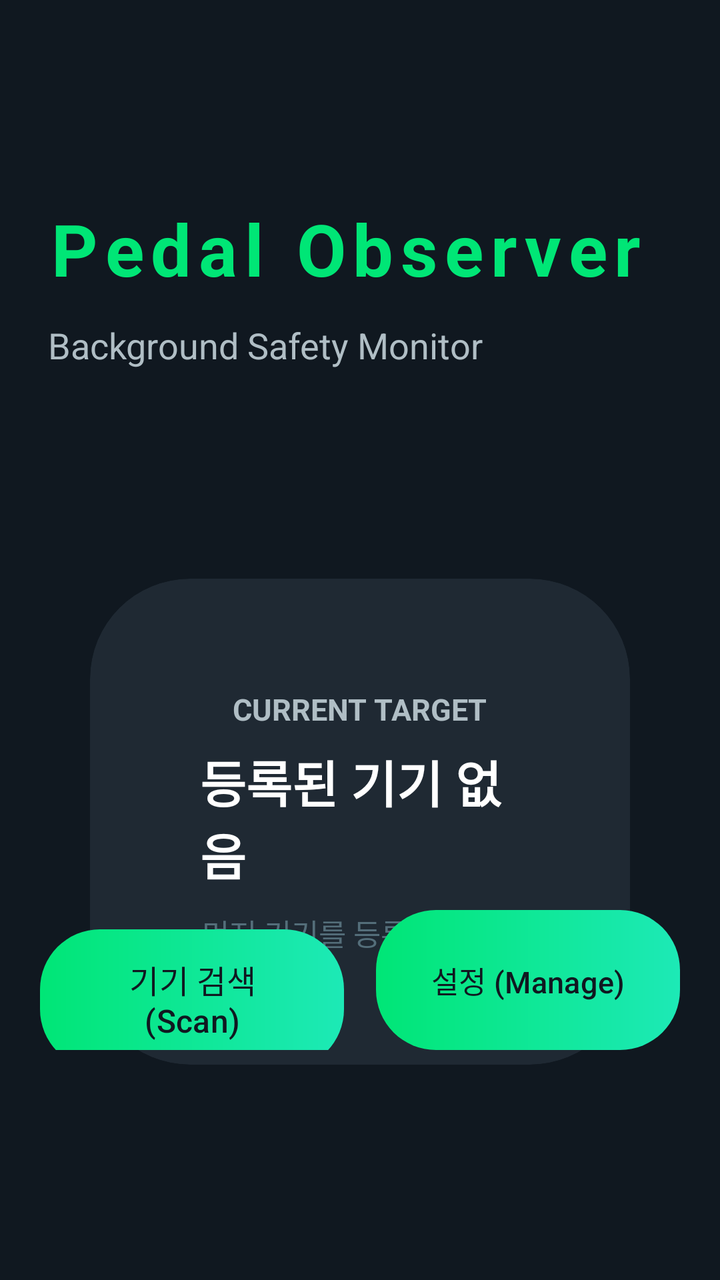
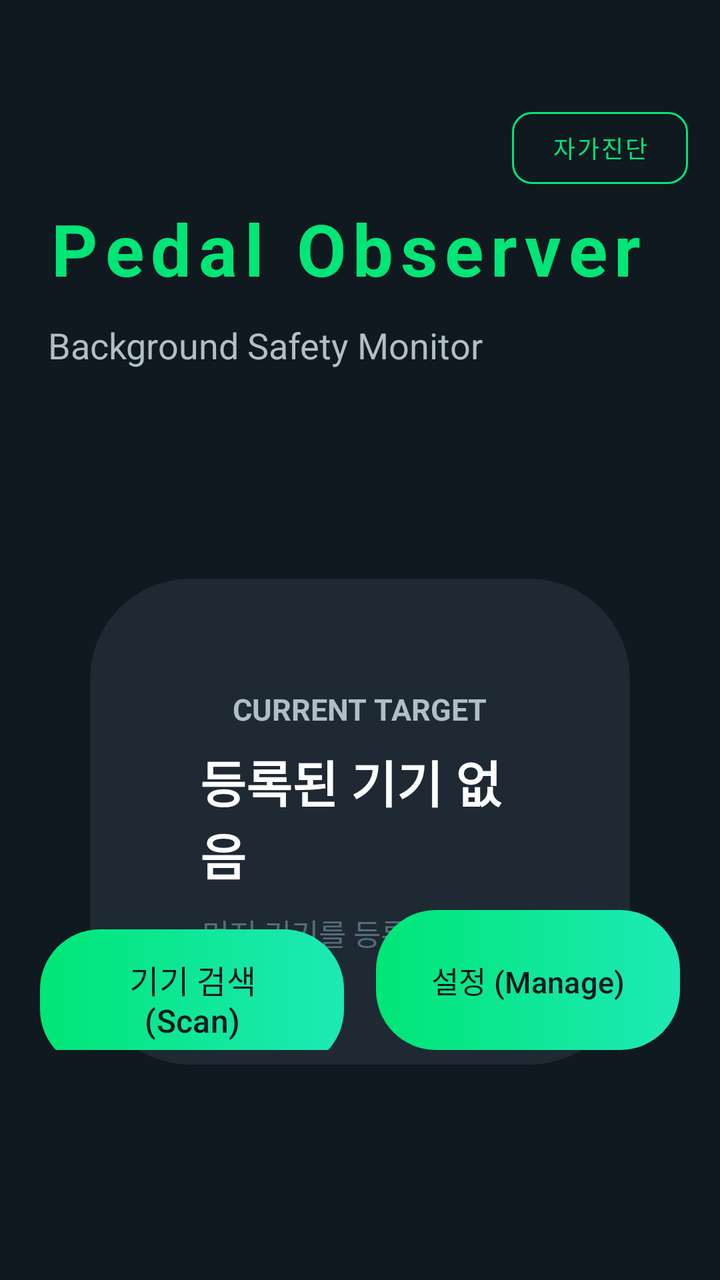

Before-and-after screenshots of an Android layout around one commit, followed by the original layout XML and the change that was made.
<!-- AndroidManifest.xml: application theme Theme.AGproject -->
<!-- res/layout/activity_main.xml -->
<?xml version="1.0" encoding="utf-8"?>
<androidx.constraintlayout.widget.ConstraintLayout
    xmlns:android="http://schemas.android.com/apk/res/android"
    xmlns:app="http://schemas.android.com/apk/res-auto"
    android:layout_width="match_parent"
    android:layout_height="match_parent"
    android:background="@color/bg_dark">

    <ImageView
        android:id="@+id/ivBackground"
        android:layout_width="match_parent"
        android:layout_height="match_parent"
        android:scaleType="centerCrop"
        android:contentDescription="Background Image"
        app:layout_constraintTop_toTopOf="parent"
        app:layout_constraintBottom_toBottomOf="parent"
        app:layout_constraintStart_toStartOf="parent"
        app:layout_constraintEnd_toEndOf="parent" />

    <View
        android:layout_width="match_parent"
        android:layout_height="match_parent"
        android:background="@color/bg_dark" />

    <TextView
        android:id="@+id/tvAppTitle"
        android:layout_width="wrap_content"
        android:layout_height="wrap_content"
        android:layout_marginTop="100dp"
        android:layout_marginStart="24dp"
        android:text="@string/app_title"
        android:textColor="@color/accent_blue"
        android:textSize="36sp"
        android:textStyle="bold"
        android:letterSpacing="0.1"
        app:layout_constraintTop_toTopOf="parent"
        app:layout_constraintStart_toStartOf="parent" />

    <TextView
        android:layout_width="wrap_content"
        android:layout_height="wrap_content"
        android:layout_marginTop="12dp"
        android:layout_marginStart="24dp"
        android:text="@string/app_subtitle"
        android:textColor="@color/text_gray"
        android:textSize="18sp"
        app:layout_constraintTop_toBottomOf="@id/tvAppTitle"
        app:layout_constraintStart_toStartOf="parent" />

    <com.google.android.material.card.MaterialCardView
        android:id="@+id/cardCurrentTarget"
        android:layout_width="match_parent"
        android:layout_height="wrap_content"
        android:layout_marginTop="105dp"
        android:layout_marginHorizontal="45dp"
        app:cardBackgroundColor="@color/bg_card"
        app:cardCornerRadius="@dimen/card_corner_radius"
        app:cardElevation="0dp"
        app:strokeWidth="0dp"
        app:strokeColor="@color/accent_blue"
        app:layout_constraintTop_toBottomOf="@id/tvAppTitle"
        app:layout_constraintBottom_toBottomOf="parent"
        app:layout_constraintVertical_bias="0.25">

        <LinearLayout
            android:layout_width="match_parent"
            android:layout_height="wrap_content"
            android:orientation="vertical"
            android:padding="55dp"
            android:gravity="center">

            <TextView
                android:layout_width="wrap_content"
                android:layout_height="wrap_content"
                android:text="@string/label_current_target"
                android:textColor="@color/text_gray"
                android:textSize="15sp"
                android:textStyle="bold"/>

            <TextView
                android:id="@+id/tvTargetName"
                android:layout_width="wrap_content"
                android:layout_height="wrap_content"
                android:layout_marginTop="8dp"
                android:text="@string/no_device_registered"
                android:textColor="@color/text_white"
                android:textSize="25sp"
                android:textStyle="bold"/>

            <TextView
                android:id="@+id/tvTargetAddress"
                android:layout_width="wrap_content"
                android:layout_height="wrap_content"
                android:layout_marginTop="10dp"
                android:text="@string/register_prompt"
                android:textColor="@color/text_hint"
                android:textSize="15sp"/>
        </LinearLayout>

    </com.google.android.material.card.MaterialCardView>

    <LinearLayout
        android:layout_width="match_parent"
        android:layout_height="wrap_content"
        android:orientation="horizontal"
        android:layout_marginBottom="115dp"
        android:layout_marginHorizontal="20dp"
        app:layout_constraintBottom_toBottomOf="parent"
        app:layout_constraintStart_toStartOf="parent"
        app:layout_constraintEnd_toEndOf="parent">

        <com.google.android.material.button.MaterialButton
            android:id="@+id/btnGoScan"
            android:layout_width="0dp"
            android:layout_height="70dp"
            android:layout_weight="1"
            android:layout_marginEnd="8dp"
            android:text="@string/btn_scan"
            android:textColor="#101820"
            android:textSize="16dp"
            android:background="@drawable/bg_mint_gradient"
            app:backgroundTint="@null"
            app:strokeColor="#101820"
            app:strokeWidth="1dp"
            app:cornerRadius="12dp" />

        <com.google.android.material.button.MaterialButton
            android:id="@+id/btnGoManager"
            android:layout_width="0dp"
            android:layout_height="70dp"
            android:layout_weight="1"
            android:layout_marginStart="8dp"
            android:text="@string/btn_manage"
            android:textColor="#101820"
            android:textSize="15dp"
            android:background="@drawable/bg_mint_gradient"
            app:backgroundTint="@null"
            app:strokeColor="#101820"
            app:cornerRadius="12dp"/>

    </LinearLayout>

</androidx.constraintlayout.widget.ConstraintLayout>
<!-- resources referenced by this layout -->
<resources>
  <color name="accent_blue">#00E676</color>
  <color name="bg_card">#1F2933</color>
  <color name="bg_dark">#101820</color>
  <color name="text_gray">#B0BEC5</color>
  <color name="text_hint">#546E7A</color>
  <color name="text_white">#FFFFFF</color>
  <dimen name="card_corner_radius">50dp</dimen>
  <!-- drawable bg_mint_gradient (drawable) -->
  <?xml version="1.0" encoding="utf-8"?>
  <shape xmlns:android="http://schemas.android.com/apk/res/android">
    <gradient
        android:startColor="#00E676"
        android:endColor="#1DE9B6"
        android:angle="0" /> <corners android:radius="30dp" />
  </shape>
  <string name="app_subtitle">Background Safety Monitor</string>
  <string name="app_title">Pedal Observer</string>
  <string name="btn_manage">설정 (Manage)</string>
  <string name="btn_scan">기기 검색 (Scan)</string>
  <string name="label_current_target">CURRENT TARGET</string>
  <string name="no_device_registered">등록된 기기 없음</string>
  <string name="register_prompt">먼저 기기를 등록해주세요</string>
  <style name="Theme.AGproject" parent="Base.Theme.AGproject" />
  <style name="Base.Theme.AGproject" parent="Theme.Material3.DayNight.NoActionBar">
          
          
      </style>
</resources>

<!-- the commit's change to res/layout/activity_main.xml (unified diff, before → after) -->
@@ -21,6 +21,22 @@
         android:layout_width="match_parent"
         android:layout_height="match_parent"
         android:background="@color/bg_dark" />
+
+    
+    <com.google.android.material.button.MaterialButton
+        android:id="@+id/btnSelfTest"
+        style="@style/Widget.MaterialComponents.Button.OutlinedButton"
+        android:layout_width="wrap_content"
+        android:layout_height="wrap_content"
+        android:layout_marginTop="50dp"
+        android:layout_marginEnd="16dp"
+        android:text="자가진단"
+        android:textColor="@color/accent_blue"
+        android:textSize="12sp"
+        app:strokeColor="@color/accent_blue"
+        app:cornerRadius="10dp"
+        app:layout_constraintTop_toTopOf="parent"
+        app:layout_constraintEnd_toEndOf="parent" />
 
     <TextView
         android:id="@+id/tvAppTitle"
